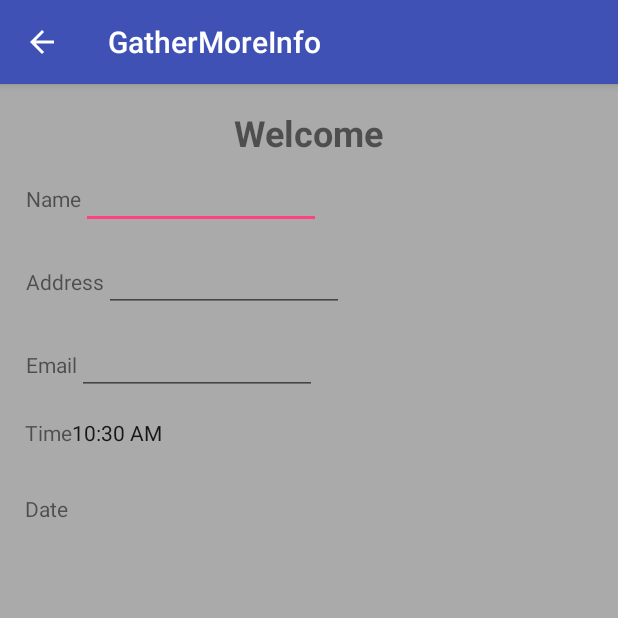
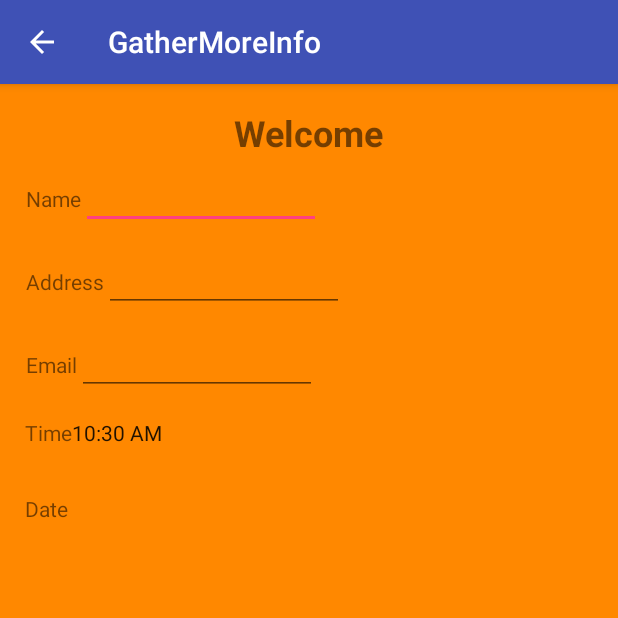
Before and after one commit to jyorkcar81/Portal_upgrade3, an Android app: the GatherMoreInfo screen opened directly, with no data from a screen before it, on a phone screen of 412 x 824 dp, the top half of it. Run offline under Robolectric (Android 15) with nearby library versions, the phone set to English and light mode, and no system bars.

Commit message:
Upgrade3

```diff
--- a/app/src/main/java/com/example/amd/portal/GatherMoreInfo.java
+++ b/app/src/main/java/com/example/amd/portal/GatherMoreInfo.java
@@ -22,11 +22,14 @@ public class GatherMoreInfo extends AppCompatActivity implements AdapterView.OnI
 {
     private ArrayAdapter<CharSequence> adapter;
 
-    private Spinner sp;
+    //private Spinner sp;
 
     private TextView    date,
-                        username,
                         user;
+
+    private EditText    name,
+                        address,
+                        email;
 
     private RadioButton rbEng,
                         rbSpan;
@@ -44,24 +47,27 @@ public class GatherMoreInfo extends AppCompatActivity implements AdapterView.OnI
         super.onCreate(savedInstanceState);
         setContentView(R.layout.more_info);
 
-        date     = (TextView)findViewById(R.id.dateLabelId);
-        username = (TextView)findViewById(R.id.textViewUsernameId);
-        sp       = (Spinner)findViewById(R.id.spinner);
+        date     = (TextView)findViewById(R.id.textViewDate);
+
+        //sp       = (Spinner)findViewById(R.id.spinner);
         rbEng    = (RadioButton)findViewById(R.id.rbEng);
         rbSpan   = (RadioButton)findViewById(R.id.rbSpan);
         user     = (TextView)findViewById(R.id.user);
+        name     = (EditText)findViewById(R.id.editTextName);
+        address  = (EditText)findViewById(R.id.editTextAddress);
+        email    = (EditText)findViewById(R.id.editTextEmail);
 
         adapter = ArrayAdapter.createFromResource(this,R.array.dates,R.layout.support_simple_spinner_dropdown_item);
 
         adapter.setDropDownViewResource(android.R.layout.simple_spinner_dropdown_item);
 
-        sp.setAdapter(adapter);
+        //sp.setAdapter(adapter);
 
-        sp.setOnItemSelectedListener(this);
+        //sp.setOnItemSelectedListener(this);
 
         i = getIntent();
-        username.setText(i.getStringExtra(MainActivity.PACKAGE_NAME));
         user.setText(i.getStringExtra(MainActivity.PACKAGE_NAME));
+
     }
 
     @Override
--- a/app/src/main/res/layout-land/activity_main.xml
+++ b/app/src/main/res/layout-land/activity_main.xml
@@ -4,24 +4,24 @@
     xmlns:tools="http://schemas.android.com/tools"
     android:layout_width="match_parent"
     android:layout_height="match_parent"
-    android:background="@android:color/darker_gray"
+    android:background="@android:color/holo_orange_dark"
     tools:context="com.example.amd.portal.MainActivity">
 
     <ImageView
         android:id="@+id/imageView2"
         android:layout_width="75dp"
         android:layout_height="75dp"
+        android:layout_marginBottom="8dp"
+        android:layout_marginLeft="487dp"
+        android:layout_marginRight="8dp"
+        android:layout_marginTop="8dp"
+        app:layout_constraintBottom_toTopOf="@+id/submitButtonId"
+        app:layout_constraintHorizontal_bias="0.636"
         app:layout_constraintLeft_toLeftOf="parent"
-        app:srcCompat="@drawable/p"
-        android:layout_marginLeft="487dp"
-        android:layout_marginBottom="8dp"
-        app:layout_constraintBottom_toTopOf="@+id/submitButtonId"
-        android:layout_marginRight="8dp"
         app:layout_constraintRight_toRightOf="parent"
         app:layout_constraintTop_toTopOf="parent"
-        android:layout_marginTop="8dp"
-        app:layout_constraintHorizontal_bias="0.636"
-        app:layout_constraintVertical_bias="0.628" />
+        app:layout_constraintVertical_bias="0.628"
+        app:srcCompat="@drawable/p" />
 
     <TextView
         android:id="@+id/textView6"
@@ -141,17 +141,17 @@
         android:id="@+id/button1"
         android:layout_width="wrap_content"
         android:layout_height="wrap_content"
+        android:layout_marginBottom="8dp"
+        android:layout_marginLeft="8dp"
+        android:layout_marginRight="8dp"
+        android:layout_marginTop="8dp"
         android:background="@android:color/holo_orange_dark"
         android:text="@string/validate"
+        app:layout_constraintBottom_toBottomOf="parent"
+        app:layout_constraintHorizontal_bias="0.51"
+        app:layout_constraintLeft_toLeftOf="parent"
         app:layout_constraintRight_toLeftOf="@+id/gridLayout"
-        android:layout_marginRight="8dp"
-        android:layout_marginLeft="8dp"
-        app:layout_constraintLeft_toLeftOf="parent"
-        app:layout_constraintBottom_toBottomOf="parent"
-        android:layout_marginBottom="8dp"
-        android:layout_marginTop="8dp"
         app:layout_constraintTop_toBottomOf="@+id/button2"
-        app:layout_constraintHorizontal_bias="0.51"
         app:layout_constraintVertical_bias="0.528" />
 
     <Button
@@ -159,16 +159,16 @@
         android:layout_width="wrap_content"
         android:layout_height="wrap_content"
         android:layout_marginEnd="0dp"
+        android:layout_marginLeft="8dp"
+        android:layout_marginRight="8dp"
         android:layout_marginStart="0dp"
+        android:layout_marginTop="74dp"
         android:background="@android:color/holo_red_dark"
         android:text="@string/reset"
+        app:layout_constraintHorizontal_bias="0.51"
+        app:layout_constraintLeft_toLeftOf="parent"
         app:layout_constraintRight_toLeftOf="@+id/gridLayout"
-        android:layout_marginRight="8dp"
-        android:layout_marginLeft="8dp"
-        app:layout_constraintLeft_toLeftOf="parent"
-        app:layout_constraintTop_toTopOf="parent"
-        android:layout_marginTop="74dp"
-        app:layout_constraintHorizontal_bias="0.51" />
+        app:layout_constraintTop_toTopOf="parent" />
 
     <Button
         android:id="@+id/submitButtonId"
--- a/app/src/main/res/layout-land/more_info.xml
+++ b/app/src/main/res/layout-land/more_info.xml
@@ -4,14 +4,15 @@
     xmlns:tools="http://schemas.android.com/tools"
     android:layout_width="match_parent"
     android:layout_height="match_parent"
-    android:background="@android:color/darker_gray"
-    tools:layout_editor_absoluteY="81dp"
-    tools:layout_editor_absoluteX="0dp">
+    android:background="@android:color/holo_orange_dark"
+    tools:layout_editor_absoluteX="0dp"
+    tools:layout_editor_absoluteY="81dp">
 
     <LinearLayout
         android:id="@+id/linearLayout3"
         android:layout_width="wrap_content"
         android:layout_height="wrap_content"
+        android:layout_marginEnd="8dp"
         android:layout_marginLeft="8dp"
         android:layout_marginRight="8dp"
         android:layout_marginStart="8dp"
@@ -45,132 +46,169 @@
         android:id="@+id/linearLayout567"
         android:layout_width="wrap_content"
         android:layout_height="wrap_content"
+        android:layout_marginEnd="8dp"
+        android:layout_marginLeft="8dp"
+        android:layout_marginRight="8dp"
+        android:layout_marginStart="8dp"
+        android:layout_marginTop="8dp"
+        android:layout_weight="1"
+        android:orientation="horizontal"
+        android:visibility="visible"
+        app:layout_constraintHorizontal_bias="0.048"
+        app:layout_constraintLeft_toLeftOf="parent"
+        app:layout_constraintRight_toRightOf="parent"
+        app:layout_constraintTop_toBottomOf="@+id/linearLayout3">
+
+        <TextView
+            android:id="@+id/textViewName"
+            android:layout_width="wrap_content"
+            android:layout_height="wrap_content"
+            android:layout_weight="1"
+            android:gravity="center"
+            android:text="@string/name"
+ />
+
+        <EditText
+            android:id="@+id/editTextName"
+            android:layout_width="wrap_content"
+            android:layout_height="wrap_content"
+            android:layout_weight="1"
+            android:ems="10"
+            android:inputType="textPersonName"
+            android:textSize="14sp" />
+
+    </LinearLayout>
+
+    <LinearLayout
+        android:id="@+id/linearLayout2"
+        android:layout_width="wrap_content"
+        android:layout_height="wrap_content"
+        android:layout_marginEnd="8dp"
+        android:layout_marginLeft="8dp"
+        android:layout_marginRight="8dp"
+        android:layout_marginStart="8dp"
+        android:layout_marginTop="15dp"
+        android:layout_weight="1"
+        android:gravity="center"
+        android:orientation="horizontal"
+        app:layout_constraintHorizontal_bias="0.052"
+        app:layout_constraintLeft_toLeftOf="parent"
+        app:layout_constraintRight_toRightOf="parent"
+        app:layout_constraintTop_toBottomOf="@+id/linearLayout567">
+
+        <TextView
+            android:id="@+id/textViewAddress"
+            android:layout_width="match_parent"
+            android:layout_height="wrap_content"
+            android:layout_weight="1"
+            android:text="@string/address" />
+
+        <EditText
+            android:id="@+id/editTextAddress"
+            android:layout_width="match_parent"
+            android:layout_height="wrap_content"
+            android:layout_weight="1"
+            android:ems="10"
+            android:inputType="textPostalAddress"
+            android:textSize="14sp" />
+
+    </LinearLayout>
+
+    <LinearLayout
+        android:id="@+id/linearLayout4"
+        android:layout_width="wrap_content"
+        android:layout_height="wrap_content"
+        android:layout_marginLeft="8dp"
+        android:layout_marginRight="8dp"
+        android:layout_marginTop="15dp"
+        android:layout_weight="1"
+        android:orientation="horizontal"
+        app:layout_constraintHorizontal_bias="0.047"
+        app:layout_constraintLeft_toLeftOf="parent"
+        app:layout_constraintRight_toRightOf="parent"
+        app:layout_constraintTop_toBottomOf="@+id/linearLayout2">
+
+        <TextView
+            android:id="@+id/textViewEmail"
+            android:layout_width="wrap_content"
+            android:layout_height="wrap_content"
+            android:layout_weight="1"
+            android:text="@string/email"
+            android:textSize="14sp" />
+
+        <EditText
+            android:id="@+id/editTextEmail"
+            android:layout_width="wrap_content"
+            android:layout_height="wrap_content"
+            android:layout_weight="1"
+            android:ems="10"
+            android:inputType="textPersonName"
+            android:textSize="14sp" />
+
+    </LinearLayout>
+
+    <LinearLayout
+        android:id="@+id/linearLayout5"
+        android:layout_width="wrap_content"
+        android:layout_height="wrap_content"
+        android:layout_marginLeft="8dp"
+        android:layout_marginRight="8dp"
+        android:layout_marginTop="15dp"
+        android:layout_weight="1"
+        android:orientation="horizontal"
+        app:layout_constraintHorizontal_bias="0.028"
+        app:layout_constraintLeft_toLeftOf="parent"
+        app:layout_constraintRight_toRightOf="parent"
+        app:layout_constraintTop_toBottomOf="@+id/linearLayout4">
+
+        <TextView
+            android:id="@+id/textView11"
+            android:layout_width="wrap_content"
+            android:layout_height="wrap_content"
+            android:text="@string/time" />
+
+        <TextClock
+            android:id="@+id/textClock"
+            android:layout_width="wrap_content"
+            android:layout_height="wrap_content"
+            android:layout_weight="1" />
+    </LinearLayout>
+
+    <LinearLayout
+        android:id="@+id/linearLayout555Id"
+        android:layout_width="wrap_content"
+        android:layout_height="wrap_content"
         android:layout_marginBottom="8dp"
         android:layout_marginLeft="8dp"
         android:layout_marginRight="8dp"
         android:layout_marginTop="8dp"
-        android:orientation="vertical"
-        android:visibility="invisible"
+        android:layout_weight="1"
+        android:gravity="center"
+        android:orientation="horizontal"
         app:layout_constraintBottom_toBottomOf="parent"
-        app:layout_constraintHorizontal_bias="0.501"
+        app:layout_constraintHorizontal_bias="0.023"
         app:layout_constraintLeft_toLeftOf="parent"
         app:layout_constraintRight_toRightOf="parent"
-        app:layout_constraintTop_toBottomOf="@+id/linearLayout3"
-        app:layout_constraintVertical_bias="0.124">
-
-        <LinearLayout
-            android:id="@+id/linearLayout2"
-            android:layout_width="match_parent"
-            android:layout_height="match_parent"
-            android:background="#F0F0F0"
-            android:gravity="center"
-            android:orientation="horizontal"
-            tools:layout_editor_absoluteX="156dp"
-            tools:layout_editor_absoluteY="32dp">
+        app:layout_constraintTop_toBottomOf="@+id/linearLayout5"
+        app:layout_constraintVertical_bias="0.047">
 
         <TextView
-                android:id="@+id/textView7"
+            android:id="@+id/dateId"
             android:layout_width="wrap_content"
             android:layout_height="wrap_content"
             android:layout_weight="1"
-                android:background="#F0F0F0"
             android:gravity="center"
-                android:text="@string/username"
-                android:textAlignment="textStart"
-                android:textStyle="bold" />
+            android:text="@string/date"
 
-            <Space
-                android:id="@+id/spacerId"
-                android:layout_width="8dp"
-                android:layout_height="match_parent"
-                android:layout_weight="1"
-                android:background="#F0F0F0" />
+            tools:layout_editor_absoluteX="113dp"
+            tools:layout_editor_absoluteY="365dp" />
 
         <TextView
-                android:id="@+id/textViewUsernameId"
+            android:id="@+id/textViewDate"
             android:layout_width="wrap_content"
             android:layout_height="wrap_content"
-                android:layout_weight="1"
-                android:background="#F0F0F0"
-                android:gravity="center"
-                android:textAlignment="textStart" />
-        </LinearLayout>
-
-        <LinearLayout
-            android:id="@+id/linearLayout555Id"
-            android:layout_width="match_parent"
-            android:layout_height="match_parent"
-            android:background="#F0F0F0"
-            android:gravity="center"
-            android:orientation="horizontal"
-            tools:layout_editor_absoluteX="8dp"
-            tools:layout_editor_absoluteY="8dp">
-
-            <TextView
-                android:id="@+id/dateId"
-                android:layout_width="match_parent"
-                android:layout_height="match_parent"
-                android:layout_weight="1"
-                android:gravity="center"
-                android:text="@string/date"
-                android:textAlignment="textStart"
-                android:textStyle="bold"
-                tools:layout_editor_absoluteX="8dp"
-                tools:layout_editor_absoluteY="0dp" />
-
-            <Spinner
-                android:id="@+id/spinner"
-                android:layout_width="match_parent"
-                android:layout_height="match_parent"
-                android:layout_weight="1"
-                android:gravity="center" />
+            android:layout_weight="1" />
 
     </LinearLayout>
 
-        <LinearLayout
-            android:id="@+id/linearLayoutId"
-            android:layout_width="wrap_content"
-            android:layout_height="match_parent"
-            android:background="#F0F0F0"
-            android:gravity="center"
-            android:orientation="horizontal"
-            tools:layout_editor_absoluteX="154dp"
-            tools:layout_editor_absoluteY="487dp">
-
-            <TextView
-                android:id="@+id/dateLabelId2"
-                android:layout_width="wrap_content"
-                android:layout_height="wrap_content"
-                android:layout_weight="1"
-                android:background="#F0F0F0"
-                android:gravity="center"
-                android:text="@string/dateChosen"
-                android:textAlignment="textStart"
-                android:textStyle="bold"
-                tools:layout_editor_absoluteX="154dp"
-                tools:layout_editor_absoluteY="43dp" />
-
-            <TextView
-                android:id="@+id/dateLabelId"
-                android:layout_width="wrap_content"
-                android:layout_height="wrap_content"
-                android:layout_marginBottom="0dp"
-                android:layout_marginEnd="0dp"
-                android:layout_marginLeft="0dp"
-                android:layout_marginRight="0dp"
-                android:layout_marginStart="0dp"
-                android:layout_marginTop="0dp"
-                android:layout_weight="1"
-                android:background="#F0F0F0"
-                android:gravity="center"
-                android:textAlignment="textStart"
-                app:layout_constraintBottom_toBottomOf="parent"
-                app:layout_constraintLeft_toLeftOf="parent"
-                app:layout_constraintRight_toRightOf="parent"
-                app:layout_constraintTop_toBottomOf="@+id/gridLayout2"
-                app:layout_constraintVertical_bias="0.0" />
-
-        </LinearLayout>
-    </LinearLayout>
-
 </android.support.constraint.ConstraintLayout>
--- a/app/src/main/res/layout/more_info.xml
+++ b/app/src/main/res/layout/more_info.xml
@@ -4,9 +4,9 @@
     xmlns:tools="http://schemas.android.com/tools"
     android:layout_width="match_parent"
     android:layout_height="match_parent"
-    android:background="@android:color/darker_gray"
-    tools:layout_editor_absoluteY="81dp"
-    tools:layout_editor_absoluteX="0dp">
+    android:background="@android:color/holo_orange_dark"
+    tools:layout_editor_absoluteX="0dp"
+    tools:layout_editor_absoluteY="81dp">
 
     <LinearLayout
         android:id="@+id/linearLayout3"
@@ -54,10 +54,10 @@
         android:layout_weight="1"
         android:orientation="horizontal"
         android:visibility="visible"
+        app:layout_constraintHorizontal_bias="0.048"
         app:layout_constraintLeft_toLeftOf="parent"
         app:layout_constraintRight_toRightOf="parent"
-        app:layout_constraintTop_toBottomOf="@+id/linearLayout3"
-        app:layout_constraintHorizontal_bias="0.048">
+        app:layout_constraintTop_toBottomOf="@+id/linearLayout3">
 
         <TextView
             android:id="@+id/textViewName"
@@ -66,7 +66,7 @@
             android:layout_weight="1"
             android:gravity="center"
             android:text="@string/name"
-            android:textAlignment="textStart" />
+ />
 
         <EditText
             android:id="@+id/editTextName"
@@ -87,13 +87,13 @@
         android:layout_marginLeft="8dp"
         android:layout_marginRight="8dp"
         android:layout_marginStart="8dp"
+        android:layout_marginTop="15dp"
         android:layout_weight="1"
         android:gravity="center"
         android:orientation="horizontal"
+        app:layout_constraintHorizontal_bias="0.052"
         app:layout_constraintLeft_toLeftOf="parent"
         app:layout_constraintRight_toRightOf="parent"
-        app:layout_constraintHorizontal_bias="0.052"
-        android:layout_marginTop="15dp"
         app:layout_constraintTop_toBottomOf="@+id/linearLayout567">
 
         <TextView
@@ -115,18 +115,18 @@
     </LinearLayout>
 
     <LinearLayout
+        android:id="@+id/linearLayout4"
         android:layout_width="wrap_content"
         android:layout_height="wrap_content"
+        android:layout_marginLeft="8dp"
+        android:layout_marginRight="8dp"
+        android:layout_marginTop="15dp"
         android:layout_weight="1"
         android:orientation="horizontal"
-        android:layout_marginTop="15dp"
-        app:layout_constraintTop_toBottomOf="@+id/linearLayout2"
-        android:layout_marginRight="8dp"
+        app:layout_constraintHorizontal_bias="0.047"
+        app:layout_constraintLeft_toLeftOf="parent"
         app:layout_constraintRight_toRightOf="parent"
-        android:layout_marginLeft="8dp"
-        app:layout_constraintLeft_toLeftOf="parent"
-        android:id="@+id/linearLayout4"
-        app:layout_constraintHorizontal_bias="0.047">
+        app:layout_constraintTop_toBottomOf="@+id/linearLayout2">
 
         <TextView
             android:id="@+id/textViewEmail"
@@ -148,18 +148,18 @@
     </LinearLayout>
 
     <LinearLayout
+        android:id="@+id/linearLayout5"
         android:layout_width="wrap_content"
         android:layout_height="wrap_content"
+        android:layout_marginLeft="8dp"
+        android:layout_marginRight="8dp"
+        android:layout_marginTop="15dp"
         android:layout_weight="1"
         android:orientation="horizontal"
-        android:layout_marginTop="15dp"
-        app:layout_constraintTop_toBottomOf="@+id/linearLayout4"
-        android:layout_marginRight="8dp"
+        app:layout_constraintHorizontal_bias="0.028"
+        app:layout_constraintLeft_toLeftOf="parent"
         app:layout_constraintRight_toRightOf="parent"
-        android:layout_marginLeft="8dp"
-        app:layout_constraintLeft_toLeftOf="parent"
-        app:layout_constraintHorizontal_bias="0.028"
-        android:id="@+id/linearLayout5">
+        app:layout_constraintTop_toBottomOf="@+id/linearLayout4">
 
         <TextView
             android:id="@+id/textView11"
@@ -178,18 +178,18 @@
         android:id="@+id/linearLayout555Id"
         android:layout_width="wrap_content"
         android:layout_height="wrap_content"
+        android:layout_marginBottom="8dp"
+        android:layout_marginLeft="8dp"
+        android:layout_marginRight="8dp"
+        android:layout_marginTop="8dp"
         android:layout_weight="1"
         android:gravity="center"
         android:orientation="horizontal"
-        android:layout_marginTop="8dp"
+        app:layout_constraintBottom_toBottomOf="parent"
+        app:layout_constraintHorizontal_bias="0.023"
+        app:layout_constraintLeft_toLeftOf="parent"
+        app:layout_constraintRight_toRightOf="parent"
         app:layout_constraintTop_toBottomOf="@+id/linearLayout5"
-        android:layout_marginRight="8dp"
-        app:layout_constraintRight_toRightOf="parent"
-        android:layout_marginLeft="8dp"
-        app:layout_constraintLeft_toLeftOf="parent"
-        app:layout_constraintBottom_toBottomOf="parent"
-        android:layout_marginBottom="8dp"
-        app:layout_constraintHorizontal_bias="0.023"
         app:layout_constraintVertical_bias="0.047">
 
         <TextView
@@ -199,7 +199,7 @@
             android:layout_weight="1"
             android:gravity="center"
             android:text="@string/date"
-            android:textAlignment="textStart"
+
             tools:layout_editor_absoluteX="113dp"
             tools:layout_editor_absoluteY="365dp" />
 
@@ -211,50 +211,4 @@
 
     </LinearLayout>
 
-    <LinearLayout
-        android:id="@+id/linearLayoutId"
-        android:layout_width="wrap_content"
-        android:layout_height="wrap_content"
-        android:layout_weight="1"
-        android:background="#F0F0F0"
-        android:gravity="center"
-        android:orientation="horizontal"
-        android:visibility="gone"
-        tools:layout_editor_absoluteX="192dp"
-        tools:layout_editor_absoluteY="471dp">
-
-        <TextView
-            android:id="@+id/dateLabelId2"
-            android:layout_width="wrap_content"
-            android:layout_height="wrap_content"
-            android:layout_weight="1"
-            android:background="#F0F0F0"
-            android:gravity="center"
-            android:textAlignment="textStart"
-            android:textStyle="bold"
-            tools:layout_editor_absoluteX="154dp"
-            tools:layout_editor_absoluteY="43dp" />
-
-        <TextView
-            android:id="@+id/dateLabelId"
-            android:layout_width="wrap_content"
-            android:layout_height="wrap_content"
-            android:layout_marginBottom="0dp"
-            android:layout_marginEnd="0dp"
-            android:layout_marginLeft="0dp"
-            android:layout_marginRight="0dp"
-            android:layout_marginStart="0dp"
-            android:layout_marginTop="0dp"
-            android:layout_weight="1"
-            android:background="#F0F0F0"
-            android:gravity="center"
-            android:textAlignment="textStart"
-            app:layout_constraintBottom_toBottomOf="parent"
-            app:layout_constraintLeft_toLeftOf="parent"
-            app:layout_constraintRight_toRightOf="parent"
-            app:layout_constraintTop_toBottomOf="@+id/gridLayout2"
-            app:layout_constraintVertical_bias="0.0" />
-
-    </LinearLayout>
-
 </android.support.constraint.ConstraintLayout>
```
Lines whose indentation alone changed are shown as unchanged.
